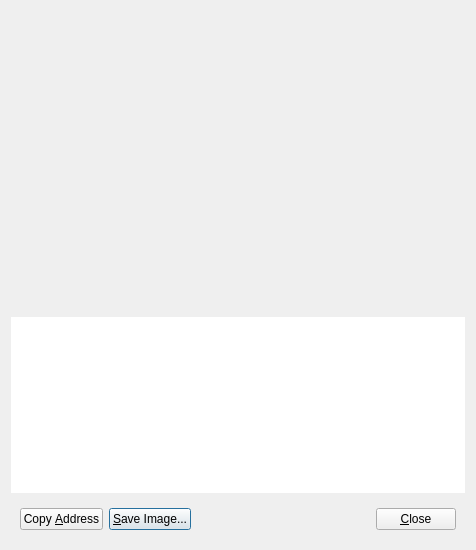
The window that src/qt/forms/qrcodedialog.ui (soom-4th-blockchain/soom-core) describes before a commit, drawn with Qt 5.
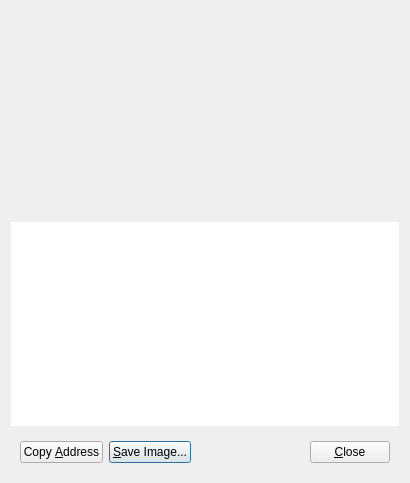
The same window after the commit.

Patch:
```diff
--- a/src/qt/forms/qrcodedialog.ui
+++ b/src/qt/forms/qrcodedialog.ui
@@ -6,8 +6,8 @@
    <rect>
     <x>0</x>
     <y>0</y>
-    <width>476</width>
-    <height>550</height>
+    <width>410</width>
+    <height>483</height>
    </rect>
   </property>
   <property name="windowTitle">
@@ -24,8 +24,8 @@
      </property>
      <property name="minimumSize">
       <size>
-       <width>300</width>
-       <height>300</height>
+       <width>0</width>
+       <height>0</height>
       </size>
      </property>
      <property name="textFormat">
@@ -41,6 +41,12 @@
    </item>
    <item>
     <widget class="QTextEdit" name="outUri">
+     <property name="minimumSize">
+      <size>
+       <width>376</width>
+       <height>109</height>
+      </size>
+     </property>
      <property name="frameShape">
       <enum>QFrame::NoFrame</enum>
      </property>
```
